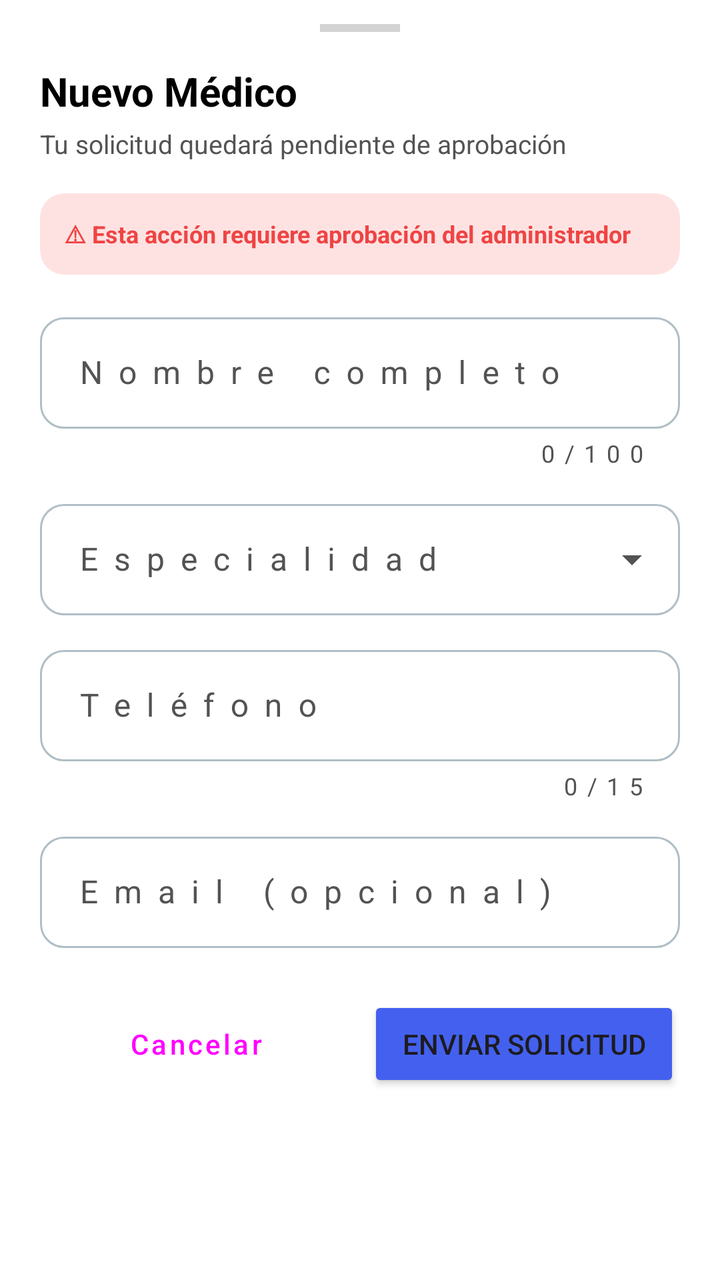
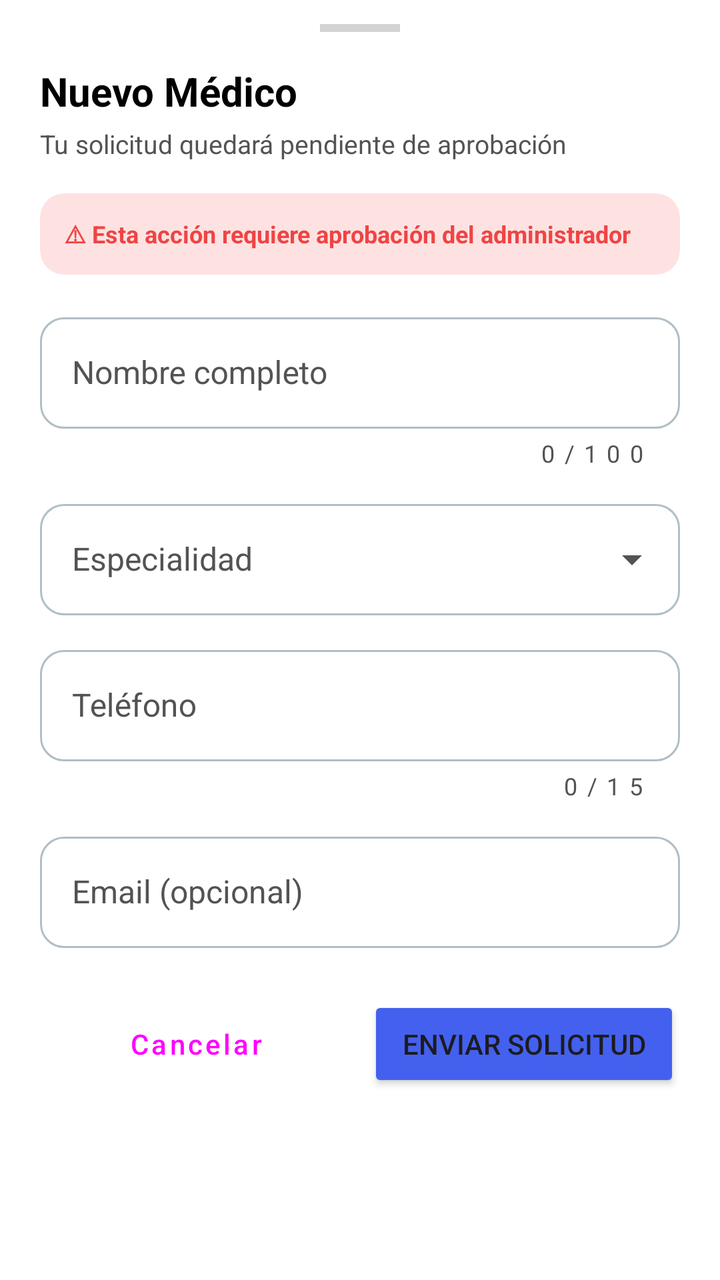

Before-and-after screenshots of an Android layout around one commit, followed by the original layout XML and the change that was made.
<!-- AndroidManifest.xml: application theme Theme.GMV -->
<!-- res/layout/bottom_sheet_add_doctor.xml -->
<?xml version="1.0" encoding="utf-8"?>
<LinearLayout xmlns:android="http://schemas.android.com/apk/res/android"
    xmlns:app="http://schemas.android.com/apk/res-auto"
    android:layout_width="match_parent"
    android:layout_height="wrap_content"
    android:background="@color/surface_card"
    android:orientation="vertical"
    app:behavior_peekHeight="400dp"
    app:layout_behavior="com.google.android.material.bottomsheet.BottomSheetBehavior">

    <View
        android:layout_width="40dp"
        android:layout_height="4dp"
        android:layout_gravity="center_horizontal"
        android:layout_marginTop="12dp"
        android:background="@color/grey_20" />

    <TextView
        android:layout_width="wrap_content"
        android:layout_height="wrap_content"
        android:layout_marginStart="20dp"
        android:layout_marginTop="16dp"
        android:text="Nuevo Médico"
        android:textColor="?attr/colorOnSurface"
        android:textSize="20sp"
        android:textStyle="bold" />

    <TextView
        android:layout_width="wrap_content"
        android:layout_height="wrap_content"
        android:layout_marginStart="20dp"
        android:layout_marginTop="4dp"
        android:text="Tu solicitud quedará pendiente de aprobación"
        android:textColor="?attr/colorOnSurfaceVariant"
        android:textSize="13sp" />

    <com.google.android.material.card.MaterialCardView
        android:layout_width="match_parent"
        android:layout_height="wrap_content"
        android:layout_marginHorizontal="20dp"
        android:layout_marginTop="16dp"
        app:cardBackgroundColor="@color/accent_red_light"
        app:cardCornerRadius="12dp"
        app:cardElevation="0dp"
        app:strokeWidth="0dp">

        <TextView
            android:layout_width="match_parent"
            android:layout_height="wrap_content"
            android:drawablePadding="8dp"
            android:padding="12dp"
            android:text="⚠ Esta acción requiere aprobación del administrador"
            android:textColor="@color/accent_red"
            android:textSize="12sp"
            android:textStyle="bold" />

    </com.google.android.material.card.MaterialCardView>

    <com.google.android.material.textfield.TextInputLayout
        android:id="@+id/til_nombre"
        style="@style/Widget.Material3.TextInputLayout.OutlinedBox"
        android:layout_width="match_parent"
        android:layout_height="wrap_content"
        android:layout_marginHorizontal="20dp"
        android:layout_marginTop="16dp"
        android:hint="Nombre completo"
        app:boxCornerRadiusBottomEnd="12dp"
        app:boxCornerRadiusBottomStart="12dp"
        app:boxCornerRadiusTopEnd="12dp"
        app:boxCornerRadiusTopStart="12dp"
        app:counterEnabled="true"
        app:counterMaxLength="100">

        <com.google.android.material.textfield.TextInputEditText
            android:id="@+id/et_nombre"
            android:layout_width="match_parent"
            android:layout_height="wrap_content"
            android:inputType="textPersonName"
            android:maxLength="100" />

    </com.google.android.material.textfield.TextInputLayout>

    <com.google.android.material.textfield.TextInputLayout
        android:id="@+id/til_especialidad"
        style="@style/Widget.Material3.TextInputLayout.OutlinedBox.ExposedDropdownMenu"
        android:layout_width="match_parent"
        android:layout_height="wrap_content"
        android:layout_marginHorizontal="20dp"
        android:layout_marginTop="12dp"
        android:hint="Especialidad"
        app:boxCornerRadiusBottomEnd="12dp"
        app:boxCornerRadiusBottomStart="12dp"
        app:boxCornerRadiusTopEnd="12dp"
        app:boxCornerRadiusTopStart="12dp">

        <AutoCompleteTextView
            android:id="@+id/actv_especialidad"
            android:layout_width="match_parent"
            android:layout_height="wrap_content"
            android:inputType="none" />

    </com.google.android.material.textfield.TextInputLayout>

    <com.google.android.material.textfield.TextInputLayout
        android:id="@+id/til_telefono"
        style="@style/Widget.Material3.TextInputLayout.OutlinedBox"
        android:layout_width="match_parent"
        android:layout_height="wrap_content"
        android:layout_marginHorizontal="20dp"
        android:layout_marginTop="12dp"
        android:hint="Teléfono"
        app:boxCornerRadiusBottomEnd="12dp"
        app:boxCornerRadiusBottomStart="12dp"
        app:boxCornerRadiusTopEnd="12dp"
        app:boxCornerRadiusTopStart="12dp"
        app:counterEnabled="true"
        app:counterMaxLength="15">

        <com.google.android.material.textfield.TextInputEditText
            android:id="@+id/et_telefono"
            android:layout_width="match_parent"
            android:layout_height="wrap_content"
            android:inputType="phone"
            android:maxLength="15" />

    </com.google.android.material.textfield.TextInputLayout>

    <com.google.android.material.textfield.TextInputLayout
        android:id="@+id/til_email"
        style="@style/Widget.Material3.TextInputLayout.OutlinedBox"
        android:layout_width="match_parent"
        android:layout_height="wrap_content"
        android:layout_marginHorizontal="20dp"
        android:layout_marginTop="12dp"
        android:hint="Email (opcional)"
        app:boxCornerRadiusBottomEnd="12dp"
        app:boxCornerRadiusBottomStart="12dp"
        app:boxCornerRadiusTopEnd="12dp"
        app:boxCornerRadiusTopStart="12dp">

        <com.google.android.material.textfield.TextInputEditText
            android:id="@+id/et_email"
            android:layout_width="match_parent"
            android:layout_height="wrap_content"
            android:inputType="textEmailAddress" />

    </com.google.android.material.textfield.TextInputLayout>

    <View
        android:layout_width="match_parent"
        android:layout_height="24dp" />

    <LinearLayout
        android:layout_width="match_parent"
        android:layout_height="wrap_content"
        android:layout_marginHorizontal="20dp"
        android:layout_marginBottom="24dp"
        android:orientation="horizontal">

        <Button
            android:id="@+id/btn_cancelar"
            style="@style/Widget.Material3.Button.TextButton"
            android:layout_width="0dp"
            android:layout_height="wrap_content"
            android:layout_weight="1"
            android:text="Cancelar" />

        <Button
            android:id="@+id/btn_enviar"
            android:layout_width="0dp"
            android:layout_height="wrap_content"
            android:layout_marginStart="8dp"
            android:layout_weight="1"
            android:backgroundTint="@color/accent_primary"
            android:text="Enviar Solicitud" />

    </LinearLayout>

</LinearLayout>
<!-- resources referenced by this layout -->
<resources>
  <color name="accent_primary">#4361EE</color>
  <color name="accent_red">#EF4444</color>
  <color name="accent_red_light">#FEE2E2</color>
  <color name="grey_20">#D4D4D4</color>
  <color name="surface_card">#FFFFFF</color>
  <style name="Theme.GMV" parent="Base.Theme.GMV" />
  <color name="primary">#337AB7</color>
  <color name="on_primary">#FFFFFF</color>
  <color name="primary_container">#D6E4F0</color>
  <color name="on_primary_container">#1A3A5C</color>
  <color name="secondary">#3A539B</color>
  <color name="on_secondary">#FFFFFF</color>
  <color name="secondary_container">#D6DCE8</color>
  <color name="on_secondary_container">#1C2A5C</color>
  <color name="tertiary">#7E57C2</color>
  <color name="on_tertiary">#FFFFFF</color>
  <color name="tertiary_container">#EDE7F6</color>
  <color name="on_tertiary_container">#311B92</color>
  <color name="error">#EF5350</color>
  <color name="on_error">#FFFFFF</color>
  <color name="error_container">#FFEBEE</color>
  <color name="on_error_container">#B71C1C</color>
  <color name="background">#F2F2F2</color>
  <color name="on_background">#000000</color>
  <color name="surface">#E7E7E7</color>
  <color name="on_surface">#000000</color>
  <color name="surface_variant">#D4D4D4</color>
  <color name="on_surface_variant">#535353</color>
  <color name="outline">#B0BEC5</color>
  <color name="outline_variant">#CFD8DC</color>
  <style name="TextAppearance.M3.DisplayMedium">
          <item name="android:textSize">45sp</item>
          <item name="android:letterSpacing">0</item>
          <item name="android:lineHeight">52sp</item>
          <item name="android:fontFamily">sans-serif</item>
      </style>
  <style name="TextAppearance.M3.DisplaySmall">
          <item name="android:textSize">36sp</item>
          <item name="android:letterSpacing">0</item>
          <item name="android:lineHeight">44sp</item>
          <item name="android:fontFamily">sans-serif</item>
      </style>
  <style name="TextAppearance.M3.HeadlineLarge">
          <item name="android:textSize">32sp</item>
          <item name="android:letterSpacing">0</item>
          <item name="android:lineHeight">40sp</item>
          <item name="android:fontFamily">sans-serif</item>
      </style>
  <style name="TextAppearance.M3.HeadlineMedium">
          <item name="android:textSize">28sp</item>
          <item name="android:letterSpacing">0</item>
          <item name="android:lineHeight">36sp</item>
          <item name="android:fontFamily">sans-serif</item>
      </style>
  <style name="TextAppearance.M3.HeadlineSmall">
          <item name="android:textSize">24sp</item>
          <item name="android:letterSpacing">0</item>
          <item name="android:lineHeight">32sp</item>
          <item name="android:fontFamily">sans-serif</item>
      </style>
  <style name="TextAppearance.M3.TitleLarge">
          <item name="android:textSize">22sp</item>
          <item name="android:letterSpacing">0</item>
          <item name="android:lineHeight">28sp</item>
          <item name="android:fontFamily">sans-serif</item>
      </style>
  <style name="TextAppearance.M3.BodyLarge">
          <item name="android:textSize">16sp</item>
          <item name="android:letterSpacing">0.5</item>
          <item name="android:lineHeight">24sp</item>
          <item name="android:fontFamily">sans-serif</item>
      </style>
  <style name="TextAppearance.M3.BodyMedium">
          <item name="android:textSize">14sp</item>
          <item name="android:letterSpacing">0.25</item>
          <item name="android:lineHeight">20sp</item>
          <item name="android:fontFamily">sans-serif</item>
      </style>
  <style name="TextAppearance.M3.BodySmall">
          <item name="android:textSize">12sp</item>
          <item name="android:letterSpacing">0.4</item>
          <item name="android:lineHeight">16sp</item>
          <item name="android:fontFamily">sans-serif</item>
      </style>
  <color name="colorUmkPrimaryDark">#003044</color>
  <!-- unchanged entries left out for length: 7 -->
</resources>

<!-- the commit's change to res/layout/bottom_sheet_add_doctor.xml (unified diff, before → after) -->
@@ -76,7 +76,9 @@
             android:layout_width="match_parent"
             android:layout_height="wrap_content"
             android:inputType="textPersonName"
-            android:maxLength="100" />
+            android:maxLength="100"
+            android:letterSpacing="0"
+            android:fontFamily="sans-serif" />
 
     </com.google.android.material.textfield.TextInputLayout>
 
@@ -97,7 +99,9 @@
             android:id="@+id/actv_especialidad"
             android:layout_width="match_parent"
             android:layout_height="wrap_content"
-            android:inputType="none" />
+            android:inputType="none"
+            android:letterSpacing="0"
+            android:fontFamily="sans-serif" />
 
     </com.google.android.material.textfield.TextInputLayout>
 
@@ -121,7 +125,9 @@
             android:layout_width="match_parent"
             android:layout_height="wrap_content"
             android:inputType="phone"
-            android:maxLength="15" />
+            android:maxLength="15"
+            android:letterSpacing="0"
+            android:fontFamily="sans-serif" />
 
     </com.google.android.material.textfield.TextInputLayout>
 
@@ -142,7 +148,9 @@
             android:id="@+id/et_email"
             android:layout_width="match_parent"
             android:layout_height="wrap_content"
-            android:inputType="textEmailAddress" />
+            android:inputType="textEmailAddress"
+            android:letterSpacing="0"
+            android:fontFamily="sans-serif" />
 
     </com.google.android.material.textfield.TextInputLayout>
 
